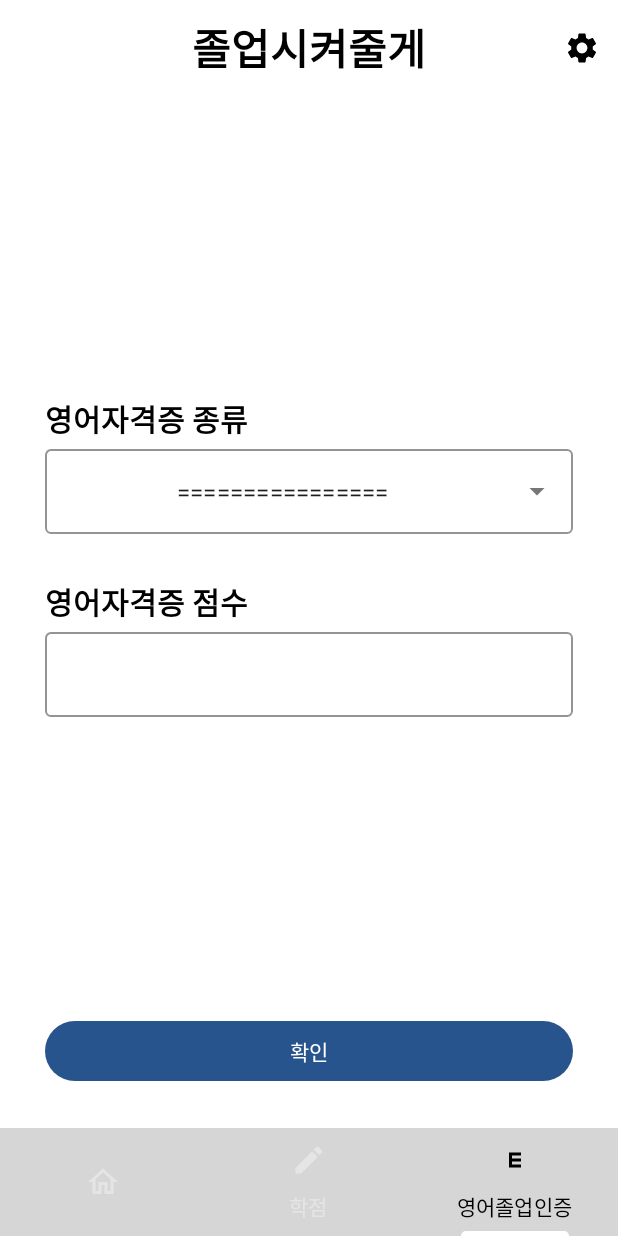
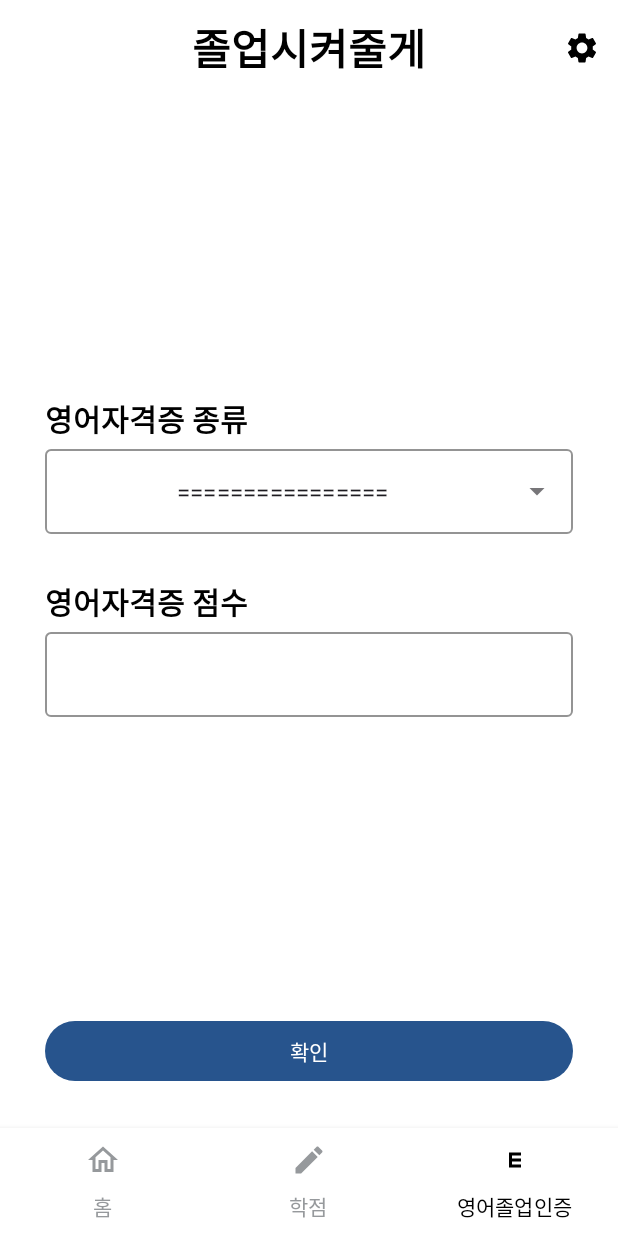
Before and after one commit to 2023-Capstone-Design-let-me-graduated/letMeGraduate, an Android app: the MainActivity screen opened directly, with no data from a screen before it, item 3 of the bottom bar chosen, on a phone screen of 412 x 824 dp. Run offline under Robolectric (Android 15) with nearby library versions, the phone set to English and light mode, and no system bars; our stand-ins replace data binding; 1 statement that could not run was skipped.

Commit message:
TabLayout style 변경

```diff
--- a/app/src/main/java/com/graduation/letmegraduate/MainActivity.kt
+++ b/app/src/main/java/com/graduation/letmegraduate/MainActivity.kt
@@ -1,6 +1,7 @@
 package com.graduation.letmegraduate
 
 import android.content.Intent
+import android.graphics.Color
 import android.os.Bundle
 import android.view.Menu
 import android.view.MenuItem
@@ -34,7 +35,10 @@ class MainActivity : AppCompatActivity() {
         // TabLayout과 ViewPager를 연동
         TabLayoutMediator(tabLayout, viewPager) { tab, position ->
             when (position) {
-                0 -> tab.setIcon(R.drawable.ic_home)
+                0 -> {
+                    tab.setIcon(R.drawable.ic_home)
+                    tab.text = "홈"
+                }
                 1 -> {
                     tab.setIcon(R.drawable.ic_create)
                     tab.text = "학점"
@@ -58,11 +62,11 @@ class MainActivity : AppCompatActivity() {
 
             override fun onTabUnselected(tab: TabLayout.Tab) {
                 // 선택이 해제된 탭의 아이콘 색을 원래 색으로 변경
-                tab.icon?.setTint(getColor(R.color.gray))
+                tab.icon?.setTint(Color.parseColor("#96999C"))
             }
 
-            override fun onTabReselected(tab: TabLayout.Tab) {
-                // 재선택된 탭의 경우 추가적인 동작 수행 가능
+            override fun onTabReselected(tab: TabLayout.Tab) { // 재선택된 탭의 경우 추가적인 동작 수행 가능
+                TODO("Not yet implemented")
             }
         })
     }
--- a/app/src/main/res/layout/activity_main.xml
+++ b/app/src/main/res/layout/activity_main.xml
@@ -43,13 +43,14 @@
                 android:id="@+id/tabLayout"
                 android:layout_width="match_parent"
                 android:layout_height="wrap_content"
-                android:background="@color/light_gray"
+                android:background="@color/white"
                 android:layout_alignParentBottom = "true"
-                app:tabTextColor="@color/gray"
+                android:elevation="6dp"
+                app:tabTextColor="#96999C"
                 app:tabSelectedTextColor="@color/black"
                 app:tabIndicatorColor="@color/white"
-                app:tabRippleColor="@color/light_gray"
-                app:tabIconTint="@color/gray"
+                app:tabRippleColor="@color/white"
+                app:tabIconTint="#96999C"
                 tools:ignore="SpeakableTextPresentCheck">
             </com.google.android.material.tabs.TabLayout>
         </RelativeLayout>
```
